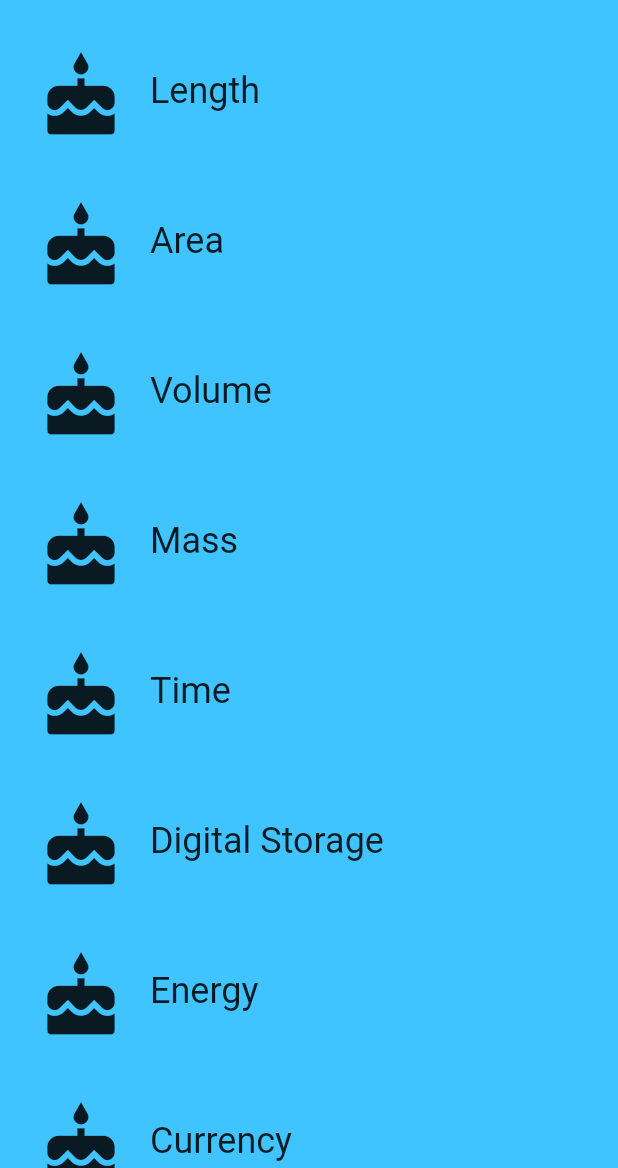
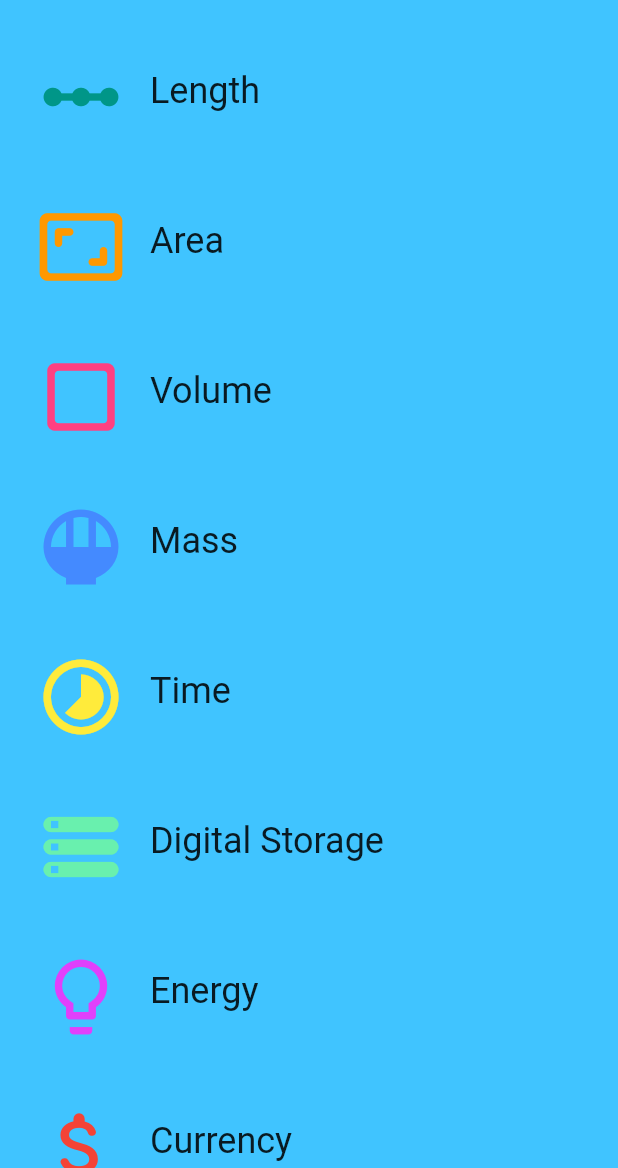
Before and after one commit to t3DDy-choco/flutter-heapstash, a Flutter app: the screen it shows after launch, on a phone screen of 412 x 824 dp, the part 68-1236 px from its top. Run offline on Flutter 3.47's test engine with Material 2 defaults, Android fonts, the phone set to English and light mode, and no system bars.

Commit message:
Icon Fix
Added unique Icons for each list item

```diff
--- a/task_02_category_widget/lib/category.dart
+++ b/task_02_category_widget/lib/category.dart
@@ -40,6 +40,7 @@ class Category extends StatelessWidget {
                   child: Icon(
                     icon,
                     size: 60.0,
+                    color: color,
                   ),
                 ),
                 Center(
--- a/task_02_category_widget/lib/category_screen.dart
+++ b/task_02_category_widget/lib/category_screen.dart
@@ -31,6 +31,17 @@ class CategoryScreen extends StatelessWidget {
     Colors.red,
   ];
 
+  static const _icons = <IconData>[
+    Icons.linear_scale,
+    Icons.aspect_ratio_rounded,
+    Icons.check_box_outline_blank_rounded,
+    Icons.rice_bowl,
+    Icons.timelapse,
+    Icons.storage_rounded,
+    Icons.lightbulb_outline_rounded,
+    Icons.attach_money_rounded,
+  ];
+
   @override
   Widget build(BuildContext context) {
     final listView = Container(
@@ -40,7 +51,7 @@ class CategoryScreen extends StatelessWidget {
         itemBuilder: (BuildContext context, int index) {
           return Category(
             name: _categoryNames[index],
-            icon: Icons.cake,
+            icon: _icons[index],
             color: _baseColors[index],
           );
         },
```
